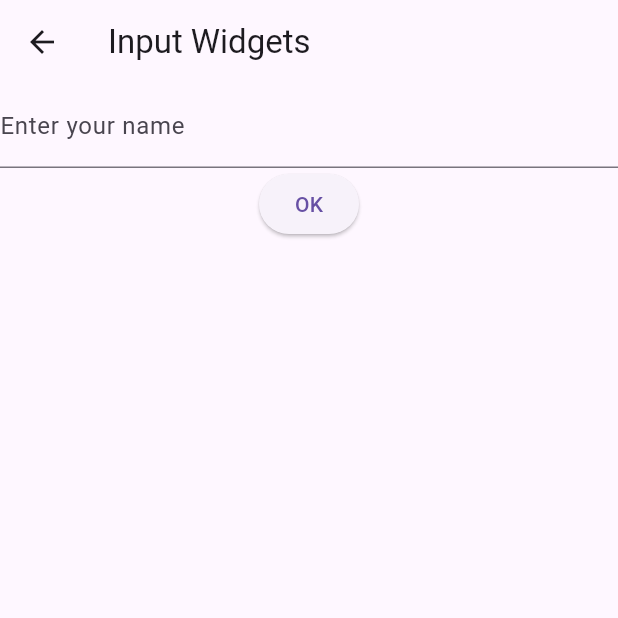
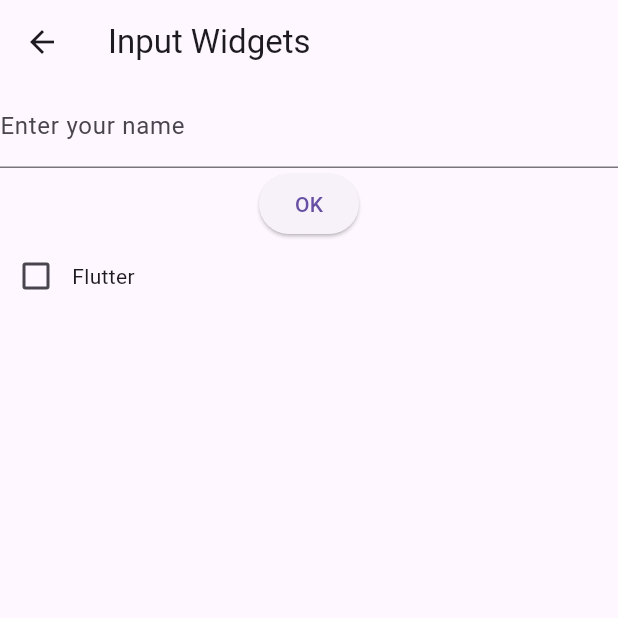
Before and after one commit to Nasaee/flutter_tutorial, a Flutter app: the InputWidgetsExample screen opened directly, on a phone screen of 412 x 824 dp, the top half of it. Run offline on Flutter 3.47's test engine with Material 3 defaults, Android fonts, the phone set to English and light mode, and no system bars.

Commit message:
Checkbox widget

```diff
--- a/basic_widget/lib/input_widgets_example.dart
+++ b/basic_widget/lib/input_widgets_example.dart
@@ -9,6 +9,7 @@ class InputWidgetsExample extends StatefulWidget {
 
 class _InputWidgetsExampleState extends State<InputWidgetsExample> {
   final nameController = TextEditingController();
+  bool checked = false;
 
   @override
   Widget build(BuildContext context) {
@@ -31,7 +32,20 @@ class _InputWidgetsExampleState extends State<InputWidgetsExample> {
                 print(nameController.text);
               },
               child: Text('OK'),
-            )
+            ),
+            Row(
+              children: [
+                Checkbox(
+                  value: checked,
+                  onChanged: (value) {
+                    setState(() {
+                      checked = value!;
+                    });
+                  },
+                ),
+                Text('Flutter')
+              ],
+            ),
           ],
         ),
       ),
```
